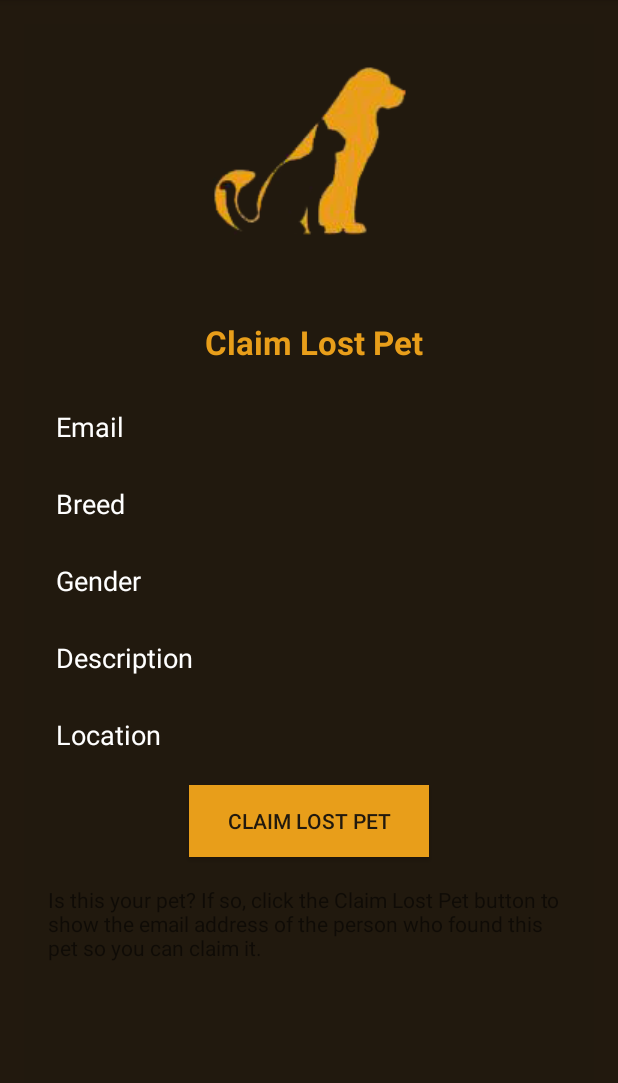
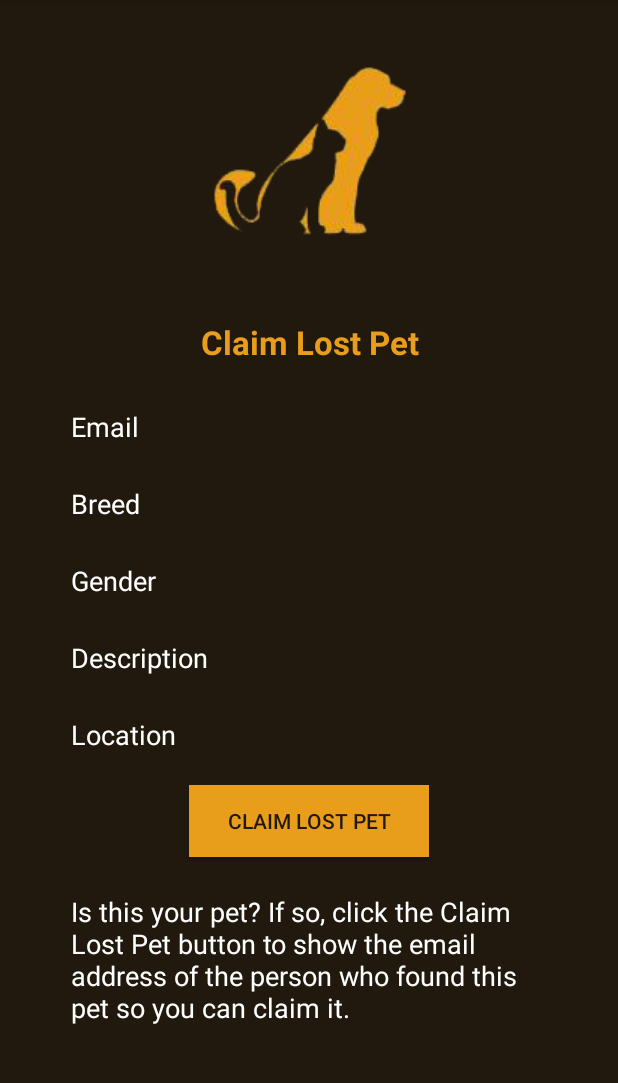
Before and after one commit to pbrooker/PetShout, an Android app: the fragment ClaimLostPetFragment placed in its activity, on a phone screen of 412 x 824 dp, the part 84-1167 px from its top. Run offline under Robolectric (Android 15) with nearby library versions, the phone set to English and light mode, and no system bars; libraries missing offline, so code that uses them is left out: com.backendless, com.backendless.async, com.backendless.exceptions, it.sephiroth.android; 13 statements that could not run were skipped.

Commit message:
updated claim lost pet fragment and added logout to menu

```diff
--- a/app/src/main/java/com/codeitonce/petshout/MainActivity.java
+++ b/app/src/main/java/com/codeitonce/petshout/MainActivity.java
@@ -256,6 +256,15 @@ public class MainActivity extends AppCompatActivity
             ft.commit();
 
         }
+        else if (id == R.id.nav_logout)
+        {
+            MainActivityNotLoggedInFragment fragment;
+            fragment = new MainActivityNotLoggedInFragment();
+            FragmentTransaction ft = getSupportFragmentManager().beginTransaction();
+            ft.replace(R.id.mainFrame, fragment);
+            ft.commit();
+
+        }
 
         DrawerLayout drawer = (DrawerLayout) findViewById(R.id.drawer_layout);
         drawer.closeDrawer(GravityCompat.START);
--- a/app/src/main/res/drawable/ic_menu_create.xml
+++ b/app/src/main/res/drawable/ic_menu_newregister.xml
@@ -5,5 +5,5 @@
         android:viewportHeight="24.0">
     <path
         android:fillColor="#e89e1a"
-        android:pathData="M19,13h-6v6h-2v-6H5v-2h6V5h2v6h6v2z"/>
+        android:pathData="M20,6h-8l-2,-2H4c-1.1,0 -1.99,0.9 -1.99,2L2,18c0,1.1 0.9,2 2,2h16c1.1,0 2,-0.9 2,-2V8c0,-1.1 -0.9,-2 -2,-2zm-5,3c1.1,0 2,0.9 2,2s-0.9,2 -2,2 -2,-0.9 -2,-2 0.9,-2 2,-2zm4,8h-8v-1c0,-1.33 2.67,-2 4,-2s4,0.67 4,2v1z"/>
 </vector>
--- a/app/src/main/res/layout/fragment_claim_lost_pet.xml
+++ b/app/src/main/res/layout/fragment_claim_lost_pet.xml
@@ -21,6 +21,8 @@
             android:layout_width="match_parent"
             android:layout_height="match_parent"
             android:stretchColumns="0,1"
+            android:paddingLeft="10dp"
+            android:paddingRight="10dp"
         >
 
             <TableRow
@@ -52,8 +54,9 @@
                     android:text="@string/email_title"
                 />
                 <TextView
-                    android:layout_width="wrap_content"
+                    android:layout_width="0dp"
                     android:layout_height="wrap_content"
+                    android:layout_weight="1"
                     android:id="@+id/claim_pet_email"
                     android:visibility="invisible"
                     style="@style/FormTitleText"/>
@@ -71,9 +74,11 @@
                     android:text="@string/breed_title"
                     />
                 <TextView
-                    android:layout_width="wrap_content"
+                    android:layout_width="0dp"
                     android:layout_height="wrap_content"
-                    android:id="@+id/claim_pet_breed" style="@style/FormTitleText"/>
+                    android:layout_weight="1"
+                    android:id="@+id/claim_pet_breed"
+                    style="@style/FormTitleText"/>
 
             </TableRow>
 
@@ -92,9 +97,11 @@
                     android:text="@string/gender_header"
                 />
                 <TextView
-                    android:layout_width="wrap_content"
+                    android:layout_width="0dp"
                     android:layout_height="wrap_content"
-                    android:id="@+id/claim_pet_gender" style="@style/FormTitleText"/>
+                    android:layout_weight="1"
+                    android:id="@+id/claim_pet_gender"
+                    style="@style/FormTitleText"/>
 
             </TableRow>
 
@@ -113,9 +120,11 @@
                     android:text="@string/description_title"
                 />
                 <TextView
-                    android:layout_width="wrap_content"
+                    android:layout_width="0dp"
                     android:layout_height="wrap_content"
-                    android:id="@+id/claim_pet_description" style="@style/FormTitleText"/>
+                    android:layout_weight="1"
+                    android:id="@+id/claim_pet_description"
+                    style="@style/FormTitleText"/>
 
             </TableRow>
 
@@ -135,9 +144,11 @@
                     android:id="@+id/text_view_three"
                 />
                 <TextView
-                    android:layout_width="wrap_content"
+                    android:layout_width="0dp"
                     android:layout_height="wrap_content"
-                    android:id="@+id/claim_pet_location" style="@style/FormTitleText"/>
+                    android:layout_weight="1"
+                    android:id="@+id/claim_pet_location"
+                    style="@style/FormTitleText"/>
 
             </TableRow>
 
@@ -161,10 +172,12 @@
                 android:layout_height="match_parent">
 
                 <TextView
+                    style="@style/FormTitleText"
                     android:layout_width="wrap_content"
                     android:layout_height="wrap_content"
                     android:text="@string/claim_pet_instructions"
-                    android:id="@+id/textView2"/>
+                    android:layout_span="2"
+                    />
             </TableRow>
 
         </TableLayout>
--- a/app/src/main/res/menu/activity_main_drawer.xml
+++ b/app/src/main/res/menu/activity_main_drawer.xml
@@ -74,8 +74,13 @@
             />
         <item
             android:id="@+id/nav_register"
+            android:icon="@drawable/ic_menu_newregister"
+            android:title="@string/nav_register"/>
+
+        <item
+            android:id="@+id/nav_logout"
             android:icon="@drawable/ic_menu_logout"
-            android:title="@string/nav_register"/>
+            android:title="@string/nav_logout"/>
 
     </group>
 
--- a/app/src/main/res/values/strings.xml
+++ b/app/src/main/res/values/strings.xml
@@ -211,5 +211,6 @@
     <string name="create_pet_profile">Create Pet Profile</string>
     <string name="found_pet_additional_info">Additional Info</string>
     <string name="claim_pet_instructions">Is this your pet? If so, click the Claim Lost Pet button to show the email address of the person who found this pet so you can claim it.</string>
+    <string name="nav_logout">Logout</string>
 
 </resources>
```
